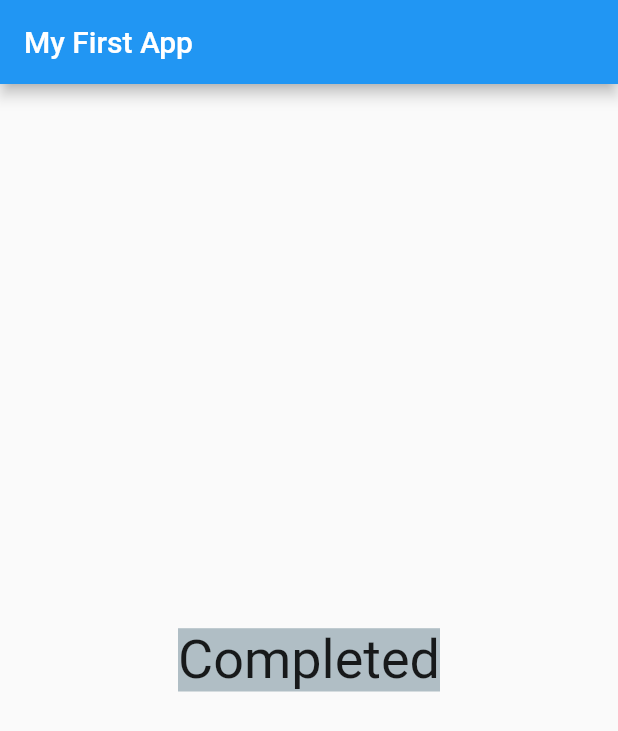
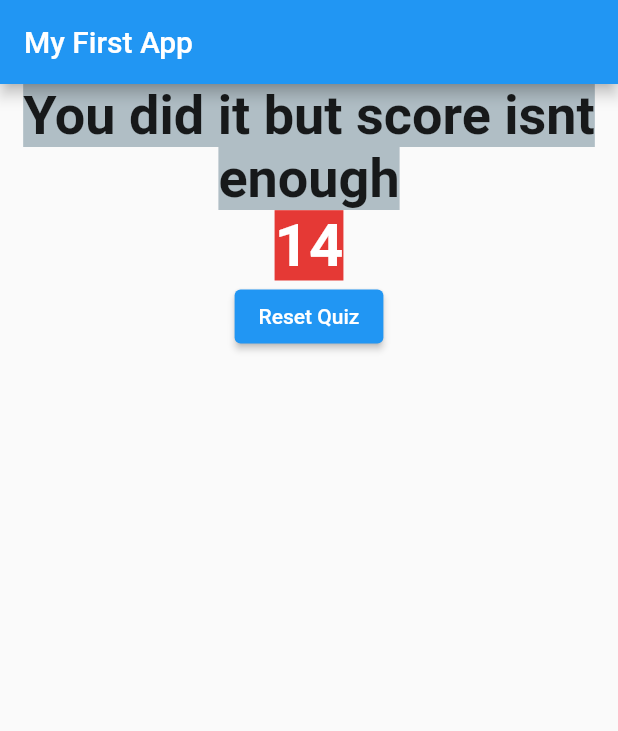
Before and after one commit to ugurdal/flutter_complete_guid, a Flutter app: the screen it shows after launch, after a tap on "White", after a tap on "Cat", after a tap on "Motorcycle", on a phone screen of 412 x 824 dp. Shown: the top 731 px of the screen. Run offline on Flutter 3.47's test engine with Material 2 defaults, Android fonts, the phone set to English and light mode, and no system bars.

Commit message:
add score calculation

```diff
--- a/lib/main.dart
+++ b/lib/main.dart
@@ -1,5 +1,6 @@
 //packages
 import 'package:flutter/material.dart';
+import 'package:flutter/rendering.dart';
 //library files
 import './quiz.dart';
 import './result.dart';
@@ -25,25 +26,53 @@ class _MyAppState extends State<MyApp> {
   final _questions = const [
     {
       "questionText": "What's your favorite colour?",
-      "answers": ["White", "Black", "Green", "Red"]
+      "answers": [
+        {"text": "White", "score": 1},
+        {"text": "Black", "score": 10},
+        {"text": "Green", "score": 3},
+        {"text": "Red", "score": 5}
+      ]
     },
     {
       "questionText": "What's your favorite animal?",
-      "answers": ["Dog", "Cat", "Bird", "Fish"]
+      "answers": [
+        {"text": "Dog", "score": 1},
+        {"text": "Cat", "score": 10},
+        {"text": "Bird", "score": 3},
+        {"text": "Fish", "score": 5}
+      ]
     },
     {
       "questionText": "What's your favorite vehicle?",
-      "answers": ["Car", "Bike", "Motorcycle", "Plane", "Boat"]
+      "answers": [
+        {"text": "Car", "score": 1},
+        {"text": "Bike", "score": 10},
+        {"text": "Motorcycle", "score": 3},
+        {"text": "Plane", "score": 5},
+        {"text": "Boat", "score": 4},
+      ]
     }
   ];
   var _questionIndex = 0;
-  void _answerQuestion() {
+  var _totalScore = 0;
+
+  void _resetQuiz() {
+    setState(() {
+      _questionIndex = 0;
+      _totalScore = 0;
+    });
+  }
+
+  void _answerQuestion(int score) {
+    _totalScore += score;
+
     if (_questionIndex < _questions.length) {
       setState(() {
         _questionIndex++;
       });
     }
 
+    print(score.toString());
     print(_questionIndex.toString());
     print('Answer chosen!');
   }
@@ -71,7 +100,7 @@ class _MyAppState extends State<MyApp> {
                 questionIndex: _questionIndex,
                 selectHandler: _answerQuestion,
               )
-            : const Result(),
+            : Result(_totalScore, _resetQuiz),
       ),
     );
   }
--- a/lib/quiz.dart
+++ b/lib/quiz.dart
@@ -3,7 +3,7 @@ import './answer.dart';
 import './question.dart';
 
 class Quiz extends StatelessWidget {
-  final VoidCallback selectHandler;
+  final Function(int) selectHandler;
   final int questionIndex;
   final List<Map<String, Object>> questions;
 
@@ -23,8 +23,10 @@ class Quiz extends StatelessWidget {
         ),
         //Text(questions.elementAt(0)),
         //Answer(_answerQuestion),
-        ...(questions[questionIndex]["answers"] as List<String>).map((answer) {
-          return Answer(selectHandler, answer);
+        ...(questions[questionIndex]["answers"] as List<Map<String, Object>>)
+            .map((answer) {
+          return Answer(() => selectHandler(answer["score"] as int),
+              answer["text"] as String);
         }).toList(),
       ],
     );
--- a/lib/result.dart
+++ b/lib/result.dart
@@ -1,17 +1,44 @@
 import 'package:flutter/material.dart';
 
 class Result extends StatelessWidget {
-  const Result({Key? key}) : super(key: key);
+  final int resultScore;
+  final VoidCallback resetHandler;
+  const Result(this.resultScore, this.resetHandler, {Key? key})
+      : super(key: key);
+
+  String get resultText {
+    return resultScore > 10
+        ? "You did it but score isnt enough"
+        : "You did it!";
+  }
 
   @override
   Widget build(BuildContext context) {
     return Center(
-      child: Text(
-        "Completed",
-        style: TextStyle(
-          fontSize: 36,
-          backgroundColor: Colors.blueGrey[200],
-        ),
+      child: Column(
+        children: <Widget>[
+          Text(
+            resultText,
+            style: TextStyle(
+              fontSize: 36,
+              fontWeight: FontWeight.bold,
+              backgroundColor: Colors.blueGrey[200],
+            ),
+            textAlign: TextAlign.center,
+          ),
+          Text(
+            resultScore.toString(),
+            style: TextStyle(
+                fontSize: 40,
+                fontWeight: FontWeight.bold,
+                color: Colors.white,
+                backgroundColor: Colors.red[600]),
+          ),
+          ElevatedButton(
+            onPressed: resetHandler,
+            child: const Text("Reset Quiz"),
+          )
+        ],
       ),
     );
     // return Column(children: const <Widget>[
```
